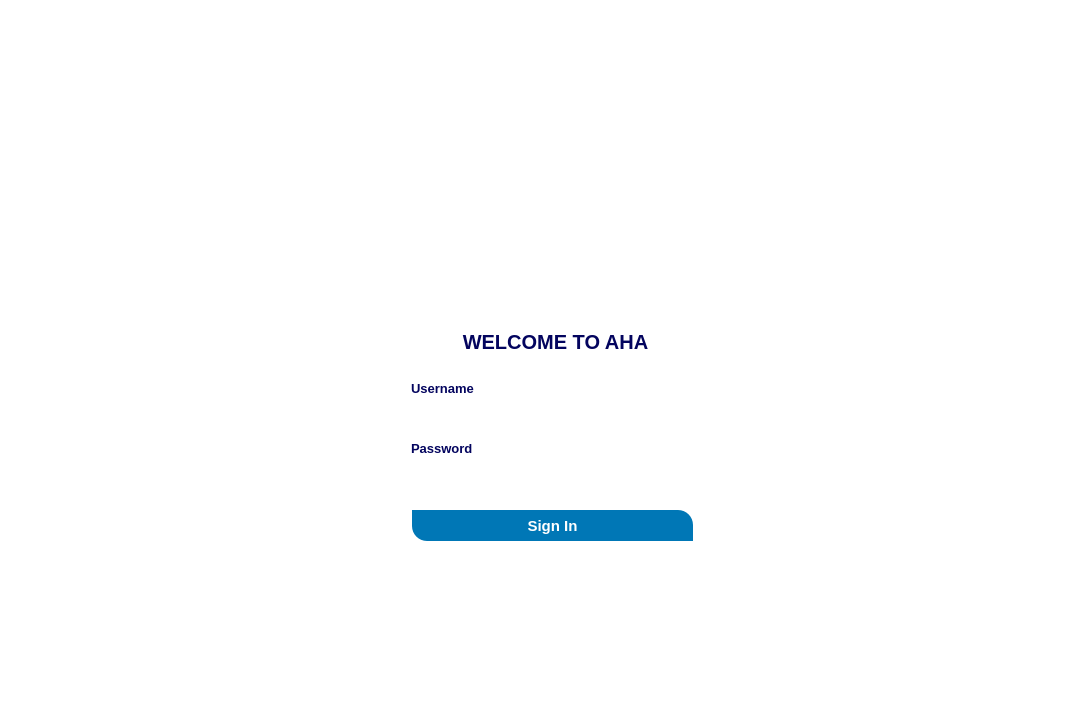
Above: src/qt/aha/loginwin.ui from katetaylor1993/CSE3311-Project before the change. Below: the same form after it.
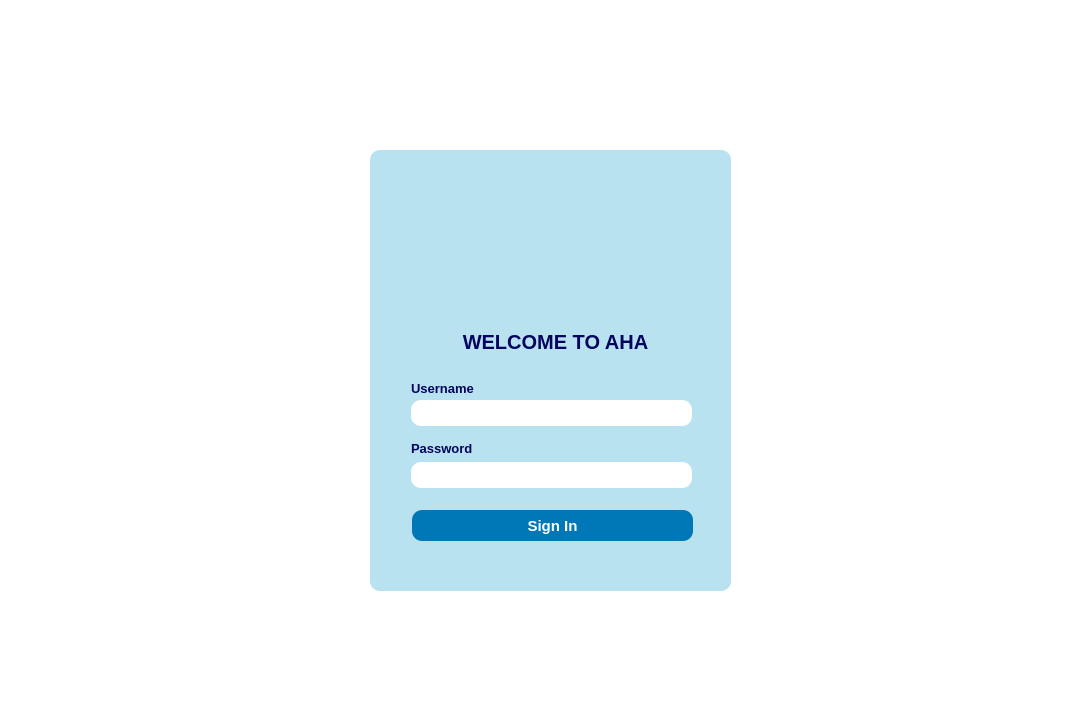
That is the form after the change. Icons and pictures are not drawn.

Patch:
```diff
--- a/src/qt/aha/loginwin.ui
+++ b/src/qt/aha/loginwin.ui
@@ -491,12 +491,12 @@
     </rect>
    </property>
    <property name="styleSheet">
-    <string notr="true">	background: rgba(255,255, 255,200);
+    <string notr="true">	background: rgba(0, 150, 199,70);
 	color: #03045E;
-	border-top-right-radius: 5px;
-	border-top-left-radius: 5px;
-	border-bottom-right-radius: 5px;
-	border-bottom-left-radius: 5px;
+	border-top-right-radius: 10px;
+	border-top-left-radius:10px;
+	border-bottom-right-radius: 10px;
+	border-bottom-left-radius:10px;
 
 </string>
    </property>
@@ -521,10 +521,10 @@
 	color: #fff;
 	font-size: 15px;
 	font-weight: bold;
-	border-top-right-radius: 15px;
-	border-top-left-radius: 0px;
-	border-bottom-right-radius: 0px;
-	border-bottom-left-radius: 15px;
+	border-top-right-radius: 10px;
+	border-top-left-radius: 10px;
+	border-bottom-right-radius: 10px;
+	border-bottom-left-radius: 10px;
 	padding: 5 15 5 15;
 }</string>
     </property>
```
Left out of the diff: 8 changed lines with no effect on the pictures.
